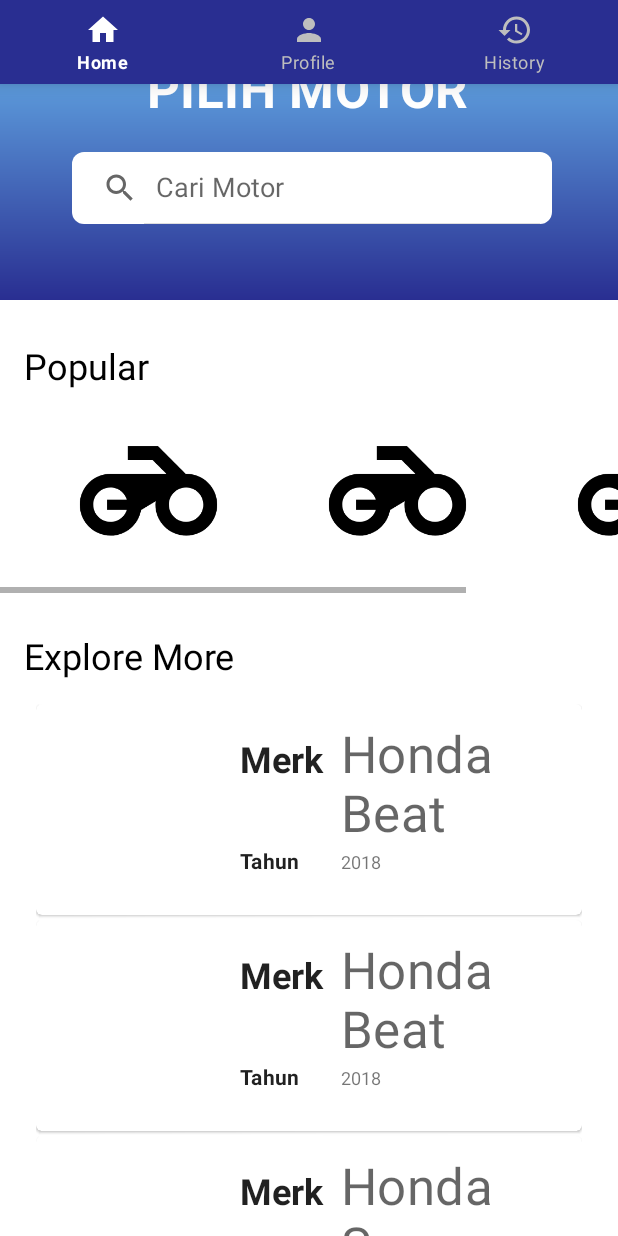
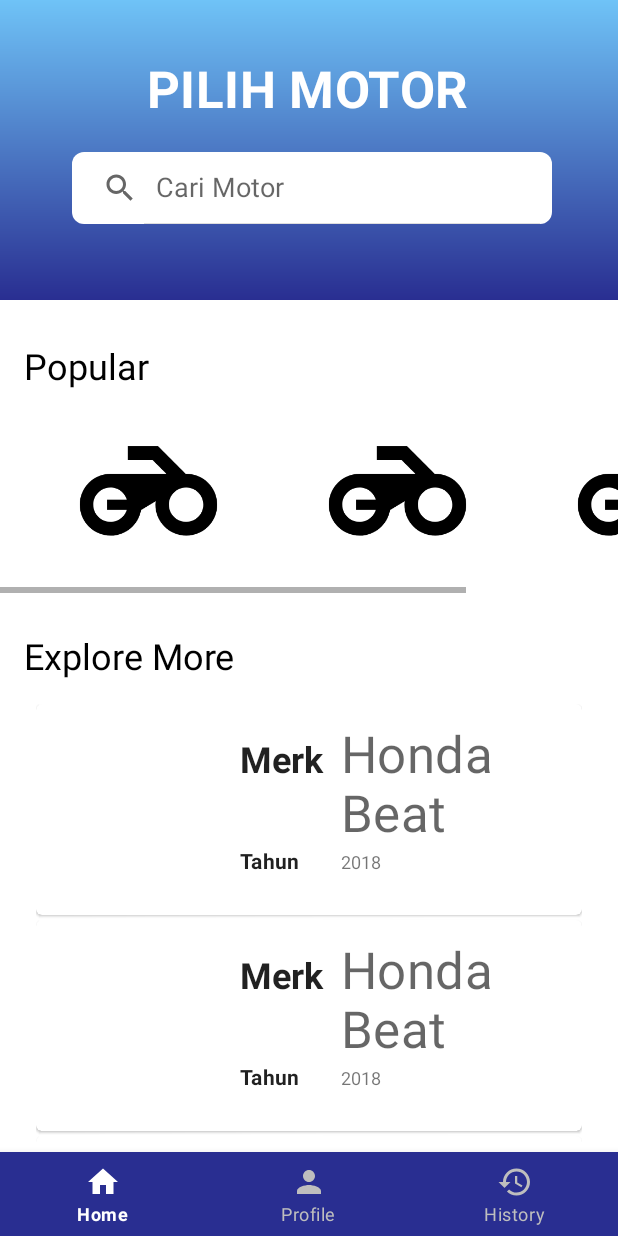
Before and after one commit to inisteven/PBP_UAS_F_KelL, an Android app: the screen it shows after launch once a user with an empty profile is signed in (Home), on a phone screen of 412 x 824 dp. Run offline under Robolectric (Android 15) with nearby library versions, the light colour scheme and no system bars; our stand-ins replace Firebase (no records; nobody signed in at launch, a user with empty details on screens opened directly), data binding; pictures from the network do not load; Roboto replaces fonts that are not available here; 1 statement that could not run was skipped.

Commit message:
master file

```diff
--- a/app/src/main/res/layout/activity_home.xml
+++ b/app/src/main/res/layout/activity_home.xml
@@ -160,7 +160,9 @@
             app:itemIconTint="@drawable/selector"
             app:itemTextColor="@drawable/selector"
             app:menu="@menu/bottom_navigation_menu"
-            android:foregroundGravity="bottom|center_horizontal"/>
+            app:layout_constraintBottom_toBottomOf="parent"
+            app:layout_constraintEnd_toEndOf="parent"
+            app:layout_constraintStart_toStartOf="parent"/>
 
     </androidx.constraintlayout.widget.ConstraintLayout>
 </layout>
```
